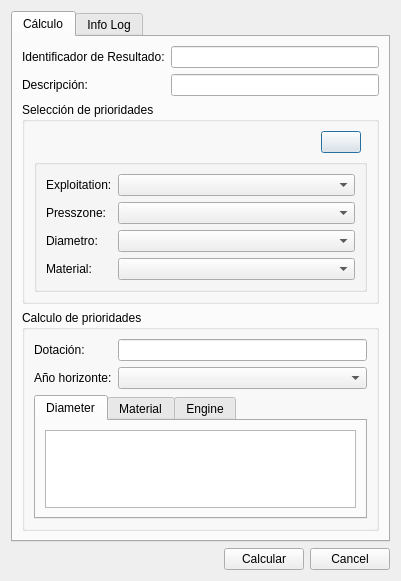
Before: the Qt Designer form core/ui/toolbars/assetmanage/priority.ui in bgeo-gis/gw_assetmanage_plugin, drawn with Qt 5.
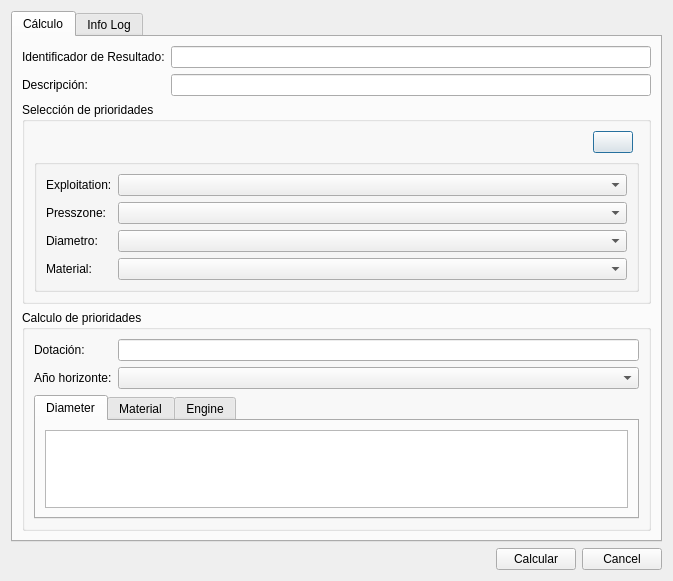
After: the same form once the commit is applied.

Commit message: Make dialog wider to acomodate column names

Diff of the .ui file:
```diff
--- a/core/ui/toolbars/assetmanage/priority.ui
+++ b/core/ui/toolbars/assetmanage/priority.ui
@@ -6,7 +6,7 @@
    <rect>
     <x>0</x>
     <y>0</y>
-    <width>401</width>
+    <width>673</width>
     <height>581</height>
    </rect>
   </property>
```
